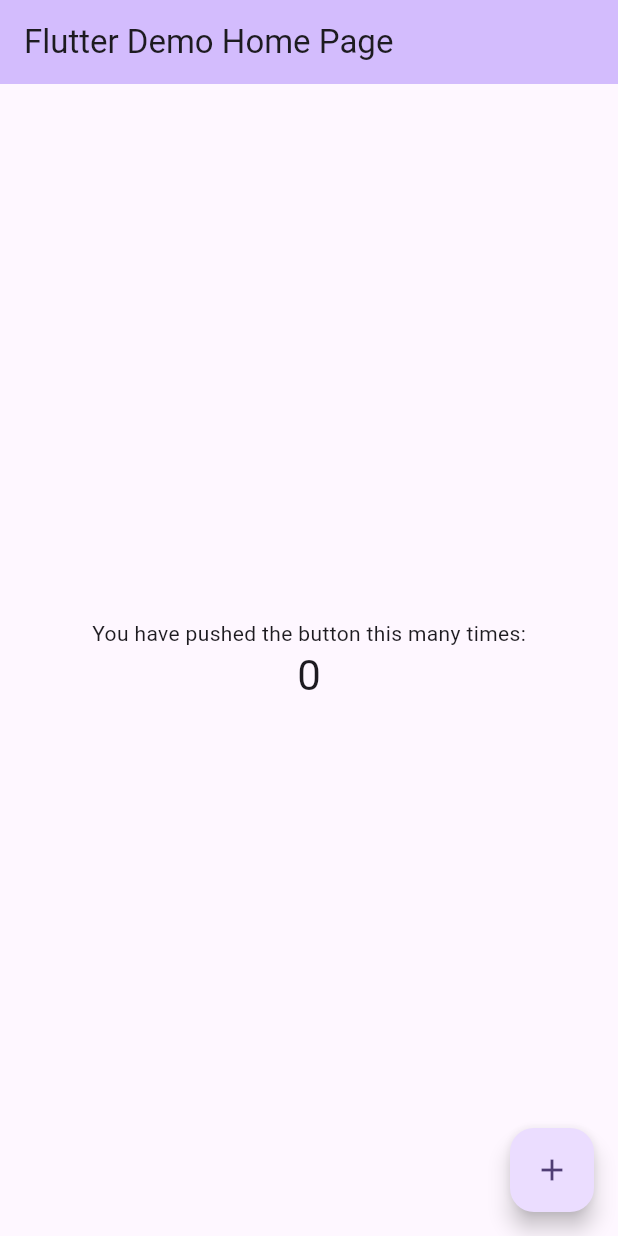
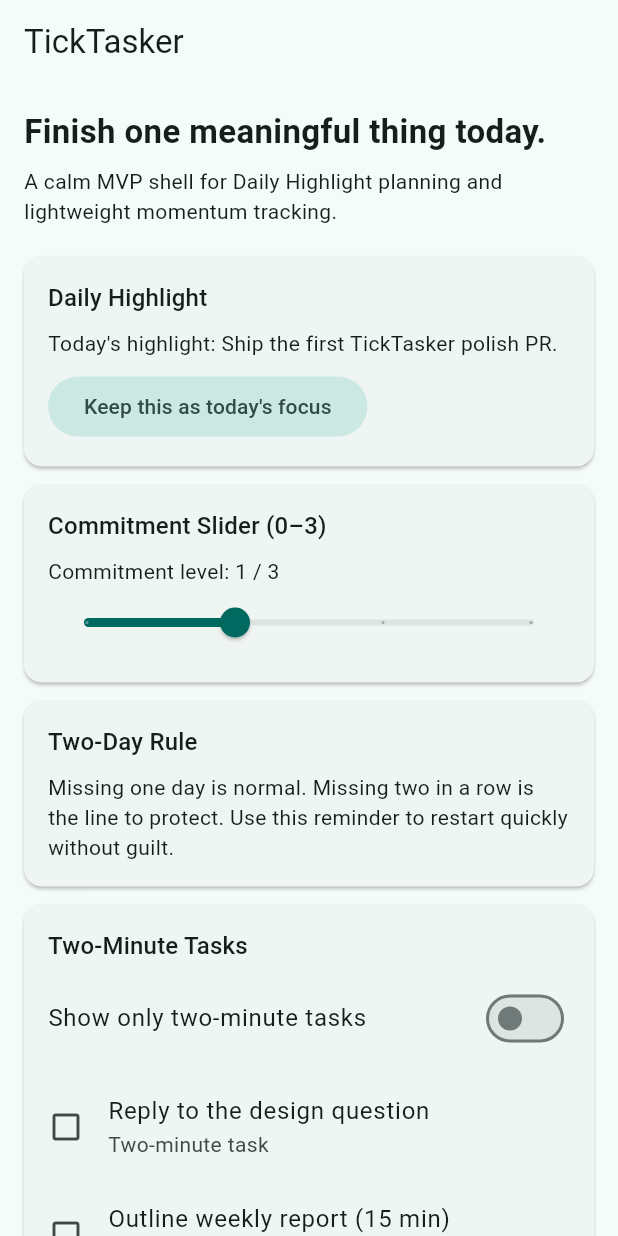
Before and after one commit to The7areth/TickTasker, a Flutter app: the screen it shows after launch, on a phone screen of 412 x 824 dp. Run offline on Flutter 3.47's test engine with Material 3 defaults, Android fonts, the phone set to English and light mode, and no system bars.

Commit message:
Replace scaffold with TickTasker MVP docs and tests
Co-authored-by: The7areth <63824177+The7areth@users.noreply.github.com>

```diff
--- a/lib/main.dart
+++ b/lib/main.dart
@@ -1,122 +1,193 @@
 import 'package:flutter/material.dart';
 
 void main() {
-  runApp(const MyApp());
+  runApp(const TickTaskerApp());
 }
 
-class MyApp extends StatelessWidget {
-  const MyApp({super.key});
+class TickTaskerApp extends StatelessWidget {
+  const TickTaskerApp({super.key});
 
-  // This widget is the root of your application.
   @override
   Widget build(BuildContext context) {
     return MaterialApp(
-      title: 'Flutter Demo',
+      title: 'TickTasker',
+      debugShowCheckedModeBanner: false,
       theme: ThemeData(
-        // This is the theme of your application.
-        //
-        // TRY THIS: Try running your application with "flutter run". You'll see
-        // the application has a purple toolbar. Then, without quitting the app,
-        // try changing the seedColor in the colorScheme below to Colors.green
-        // and then invoke "hot reload" (save your changes or press the "hot
-        // reload" button in a Flutter-supported IDE, or press "r" if you used
-        // the command line to start the app).
-        //
-        // Notice that the counter didn't reset back to zero; the application
-        // state is not lost during the reload. To reset the state, use hot
-        // restart instead.
-        //
-        // This works for code too, not just values: Most code changes can be
-        // tested with just a hot reload.
-        colorScheme: ColorScheme.fromSeed(seedColor: Colors.deepPurple),
+        colorScheme: ColorScheme.fromSeed(seedColor: const Color(0xFF2A9D8F)),
       ),
-      home: const MyHomePage(title: 'Flutter Demo Home Page'),
+      home: const TickTaskerHomePage(),
     );
   }
 }
 
-class MyHomePage extends StatefulWidget {
-  const MyHomePage({super.key, required this.title});
-
-  // This widget is the home page of your application. It is stateful, meaning
-  // that it has a State object (defined below) that contains fields that affect
-  // how it looks.
-
-  // This class is the configuration for the state. It holds the values (in this
-  // case the title) provided by the parent (in this case the App widget) and
-  // used by the build method of the State. Fields in a Widget subclass are
-  // always marked "final".
-
-  final String title;
+class TickTaskerHomePage extends StatefulWidget {
+  const TickTaskerHomePage({super.key});
 
   @override
-  State<MyHomePage> createState() => _MyHomePageState();
+  State<TickTaskerHomePage> createState() => _TickTaskerHomePageState();
 }
 
-class _MyHomePageState extends State<MyHomePage> {
-  int _counter = 0;
+class _TickTaskerHomePageState extends State<TickTaskerHomePage> {
+  int _commitmentLevel = 1;
+  bool _showTwoMinuteOnly = false;
 
-  void _incrementCounter() {
-    setState(() {
-      // This call to setState tells the Flutter framework that something has
-      // changed in this State, which causes it to rerun the build method below
-      // so that the display can reflect the updated values. If we changed
-      // _counter without calling setState(), then the build method would not be
-      // called again, and so nothing would appear to happen.
-      _counter++;
-    });
-  }
+  static const List<_TaskItem> _tasks = [
+    _TaskItem(title: 'Reply to the design question', isTwoMinuteTask: true),
+    _TaskItem(title: 'Outline weekly report (15 min)', isTwoMinuteTask: false),
+    _TaskItem(title: 'Schedule one focus block', isTwoMinuteTask: true),
+  ];
 
   @override
   Widget build(BuildContext context) {
-    // This method is rerun every time setState is called, for instance as done
-    // by the _incrementCounter method above.
-    //
-    // The Flutter framework has been optimized to make rerunning build methods
-    // fast, so that you can just rebuild anything that needs updating rather
-    // than having to individually change instances of widgets.
+    final tasksToDisplay = _showTwoMinuteOnly
+        ? _tasks.where((task) => task.isTwoMinuteTask).toList()
+        : _tasks;
+
     return Scaffold(
       appBar: AppBar(
-        // TRY THIS: Try changing the color here to a specific color (to
-        // Colors.amber, perhaps?) and trigger a hot reload to see the AppBar
-        // change color while the other colors stay the same.
-        backgroundColor: Theme.of(context).colorScheme.inversePrimary,
-        // Here we take the value from the MyHomePage object that was created by
-        // the App.build method, and use it to set our appbar title.
-        title: Text(widget.title),
+        title: const Text('TickTasker'),
       ),
-      body: Center(
-        // Center is a layout widget. It takes a single child and positions it
-        // in the middle of the parent.
+      body: ListView(
+        padding: const EdgeInsets.all(16),
+        children: [
+          const Text(
+            'Finish one meaningful thing today.',
+            style: TextStyle(fontSize: 22, fontWeight: FontWeight.w700),
+          ),
+          const SizedBox(height: 8),
+          const Text(
+            'A calm MVP shell for Daily Highlight planning and lightweight momentum tracking.',
+          ),
+          const SizedBox(height: 20),
+          _SectionCard(
+            title: 'Daily Highlight',
+            child: Column(
+              crossAxisAlignment: CrossAxisAlignment.start,
+              children: [
+                const Text('Today\'s highlight: Ship the first TickTasker polish PR.'),
+                const SizedBox(height: 8),
+                FilledButton.tonal(
+                  onPressed: () {},
+                  child: const Text('Keep this as today\'s focus'),
+                ),
+              ],
+            ),
+          ),
+          _SectionCard(
+            title: 'Commitment Slider (0–3)',
+            child: Column(
+              crossAxisAlignment: CrossAxisAlignment.start,
+              children: [
+                Text('Commitment level: $_commitmentLevel / 3'),
+                Slider(
+                  value: _commitmentLevel.toDouble(),
+                  min: 0,
+                  max: 3,
+                  divisions: 3,
+                  label: '$_commitmentLevel',
+                  onChanged: (value) {
+                    setState(() {
+                      _commitmentLevel = value.round();
+                    });
+                  },
+                ),
+              ],
+            ),
+          ),
+          _SectionCard(
+            title: 'Two-Day Rule',
+            child: const Text(
+              'Missing one day is normal. Missing two in a row is the line to protect. '
+              'Use this reminder to restart quickly without guilt.',
+            ),
+          ),
+          _SectionCard(
+            title: 'Two-Minute Tasks',
+            child: Column(
+              children: [
+                SwitchListTile(
+                  contentPadding: EdgeInsets.zero,
+                  value: _showTwoMinuteOnly,
+                  onChanged: (value) {
+                    setState(() {
+                      _showTwoMinuteOnly = value;
+                    });
+                  },
+                  title: const Text('Show only two-minute tasks'),
+                ),
+                const SizedBox(height: 8),
+                for (final task in tasksToDisplay)
+                  ListTile(
+                    contentPadding: EdgeInsets.zero,
+                    title: Text(task.title),
+                    subtitle: Text(
+                      task.isTwoMinuteTask ? 'Two-minute task' : 'Longer task',
+                    ),
+                    leading: const Icon(Icons.check_box_outline_blank),
+                  ),
+              ],
+            ),
+          ),
+          _SectionCard(
+            title: 'Study → Write Pipeline',
+            child: const Column(
+              crossAxisAlignment: CrossAxisAlignment.start,
+              children: [
+                ListTile(
+                  contentPadding: EdgeInsets.zero,
+                  title: Text('Study inbox'),
+                  subtitle: Text('Capture ideas, excerpts, and references.'),
+                  leading: Icon(Icons.menu_book_outlined),
+                ),
+                ListTile(
+                  contentPadding: EdgeInsets.zero,
+                  title: Text('Write queue'),
+                  subtitle: Text('Promote clarified notes into shippable writing tasks.'),
+                  leading: Icon(Icons.edit_note_outlined),
+                ),
+              ],
+            ),
+          ),
+        ],
+      ),
+    );
+  }
+}
+
+class _SectionCard extends StatelessWidget {
+  const _SectionCard({required this.title, required this.child});
+
+  final String title;
+  final Widget child;
+
+  @override
+  Widget build(BuildContext context) {
+    return Card(
+      margin: const EdgeInsets.only(bottom: 12),
+      child: Padding(
+        padding: const EdgeInsets.all(16),
         child: Column(
-          // Column is also a layout widget. It takes a list of children and
-          // arranges them vertically. By default, it sizes itself to fit its
-          // children horizontally, and tries to be as tall as its parent.
-          //
-          // Column has various properties to control how it sizes itself and
-          // how it positions its children. Here we use mainAxisAlignment to
-          // center the children vertically; the main axis here is the vertical
-          // axis because Columns are vertical (the cross axis would be
-          // horizontal).
-          //
-          // TRY THIS: Invoke "debug painting" (choose the "Toggle Debug Paint"
-          // action in the IDE, or press "p" in the console), to see the
-          // wireframe for each widget.
-          mainAxisAlignment: MainAxisAlignment.center,
-          children: <Widget>[
-            const Text('You have pushed the button this many times:'),
-            Text(
-              '$_counter',
-              style: Theme.of(context).textTheme.headlineMedium,
+          crossAxisAlignment: CrossAxisAlignment.start,
+          children: [
+            Semantics(
+              header: true,
+              child: Text(
+                title,
+                style: Theme.of(context).textTheme.titleMedium,
+              ),
             ),
+            const SizedBox(height: 8),
+            child,
           ],
         ),
       ),
-      floatingActionButton: FloatingActionButton(
-        onPressed: _incrementCounter,
-        tooltip: 'Increment',
-        child: const Icon(Icons.add),
-      ), // This trailing comma makes auto-formatting nicer for build methods.
     );
   }
 }
+
+class _TaskItem {
+  const _TaskItem({required this.title, required this.isTwoMinuteTask});
+
+  final String title;
+  final bool isTwoMinuteTask;
+}
```
Also changed, not shown: 9 other files.
